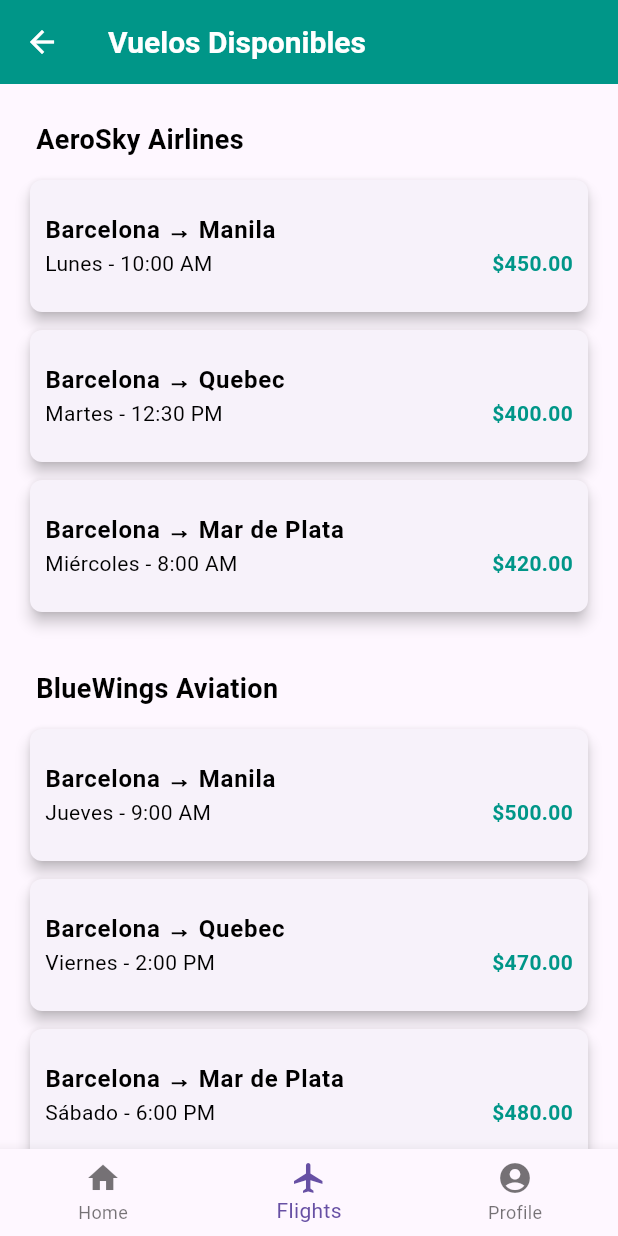
After one commit to poksyy/travel-app-dart, a Flutter app: the MainScreen screen opened by its route, item 2 of the bottom bar chosen, on a phone screen of 412 x 824 dp. The commit adds this screen. Run offline on Flutter 3.47's test engine with Material 3 defaults, Android fonts, the phone set to English and light mode, and no system bars.

Commit message:
Added new flights page

```diff
--- a/lib/config/route_config.dart
+++ b/lib/config/route_config.dart
@@ -1,19 +1,17 @@
 import 'package:flutter/material.dart';
 import 'package:form_and_list/screens/splash_screen.dart';
 import 'package:form_and_list/screens/login_screen.dart';
-import 'package:form_and_list/screens/home_screen.dart';
+import 'package:form_and_list/screens/main_screen.dart';
 
 class RouteConfig {
-  // class that defines routes navigation logic
   static Route<dynamic> onGenerateRoute(RouteSettings settings) {
     switch (settings.name) {
       case '/splash':
         return MaterialPageRoute(builder: (_) => const SplashScreen());
       case '/login':
         return MaterialPageRoute(builder: (_) => LoginScreen());
-      case '/home':
-        final String user = settings.arguments as String;
-        return MaterialPageRoute(builder: (_) => HomeScreen(user: user));
+      case '/main':
+        return MaterialPageRoute(builder: (_) => const MainScreen());
       default:
         return MaterialPageRoute(builder: (_) => const SplashScreen());
     }
--- /dev/null
+++ b/lib/data/flights_data.dart
@@ -0,0 +1,54 @@
+import 'package:form_and_list/models/flight.dart';
+
+class FlightsData {
+  static final List<Flight> flights = [
+    Flight(
+      company: 'AeroSky Airlines',
+      day: 'Lunes',
+      hour: '10:00 AM',
+      departureCity: 'Barcelona',
+      arrivalCity: 'Manila',
+      price: 450.0,
+    ),
+    Flight(
+      company: 'AeroSky Airlines',
+      day: 'Martes',
+      hour: '12:30 PM',
+      departureCity: 'Barcelona',
+      arrivalCity: 'Quebec',
+      price: 400.0,
+    ),
+    Flight(
+      company: 'AeroSky Airlines',
+      day: 'Miércoles',
+      hour: '8:00 AM',
+      departureCity: 'Barcelona',
+      arrivalCity: 'Mar de Plata',
+      price: 420.0,
+    ),
+    Flight(
+      company: 'BlueWings Aviation',
+      day: 'Jueves',
+      hour: '9:00 AM',
+      departureCity: 'Barcelona',
+      arrivalCity: 'Manila',
+      price: 500.0,
+    ),
+    Flight(
+      company: 'BlueWings Aviation',
+      day: 'Viernes',
+      hour: '2:00 PM',
+      departureCity: 'Barcelona',
+      arrivalCity: 'Quebec',
+      price: 470.0,
+    ),
+    Flight(
+      company: 'BlueWings Aviation',
+      day: 'Sábado',
+      hour: '6:00 PM',
+      departureCity: 'Barcelona',
+      arrivalCity: 'Mar de Plata',
+      price: 480.0,
+    ),
+  ];
+}
--- /dev/null
+++ b/lib/models/flight.dart
@@ -0,0 +1,17 @@
+class Flight {
+  final String company;
+  final String day;
+  final String hour;
+  final String departureCity;
+  final String arrivalCity;
+  final double price;
+
+  Flight({
+    required this.company,
+    required this.day,
+    required this.hour,
+    required this.departureCity,
+    required this.arrivalCity,
+    required this.price,
+  });
+}
--- /dev/null
+++ b/lib/screens/flights_screen.dart
@@ -0,0 +1,87 @@
+import 'package:flutter/material.dart';
+import 'package:form_and_list/data/flights_data.dart';
+import 'package:form_and_list/models/flight.dart';
+
+class FlightScreen extends StatelessWidget {
+  @override
+  Widget build(BuildContext context) {
+    final Map<String, List<Flight>> groupedFlights = {};
+
+    for (var flight in FlightsData.flights) {
+      if (!groupedFlights.containsKey(flight.company)) {
+        groupedFlights[flight.company] = [];
+      }
+      groupedFlights[flight.company]?.add(flight);
+    }
+
+    return Scaffold(
+      appBar: AppBar(
+        title: const Text('Vuelos Disponibles'),
+        backgroundColor: Theme.of(context).primaryColor,
+      ),
+      body: ListView.builder(
+        itemCount: groupedFlights.length,
+        itemBuilder: (context, index) {
+          String company = groupedFlights.keys.elementAt(index);
+          List<Flight> companyFlights = groupedFlights[company]!;
+
+          return Padding(
+            padding: const EdgeInsets.all(8.0),
+            child: Column(
+              crossAxisAlignment: CrossAxisAlignment.start,
+              children: [
+                Padding(
+                  padding: const EdgeInsets.only(left: 16.0, bottom: 8.0, top: 16.0),  // Espacio superior agregado
+                  child: Text(
+                    company,
+                    style: TextStyle(
+                      color: Colors.black,
+                      fontSize: 18,
+                      fontWeight: FontWeight.bold,
+                    ),
+                  ),
+                ),
+                Column(
+                  children: companyFlights.map((flight) {
+                    return Card(
+                      margin: const EdgeInsets.symmetric(vertical: 6.0, horizontal: 12),
+                      elevation: 4,
+                      shape: RoundedRectangleBorder(
+                        borderRadius: BorderRadius.circular(8),
+                      ),
+                      child: ListTile(
+                        contentPadding: const EdgeInsets.symmetric(horizontal: 10, vertical: 8),
+                        title: Text(
+                          '${flight.departureCity} → ${flight.arrivalCity}',
+                          style: TextStyle(
+                            fontSize: 16,
+                            fontWeight: FontWeight.bold,
+                            color: Colors.black,
+                          ),
+                        ),
+                        subtitle: Row(
+                          mainAxisAlignment: MainAxisAlignment.spaceBetween,
+                          children: [
+                            Text('${flight.day} - ${flight.hour}', style: TextStyle(fontSize: 14, color: Colors.black)),
+                            Text(
+                              '\$${flight.price.toStringAsFixed(2)}',
+                              style: TextStyle(
+                                color: Theme.of(context).primaryColor,
+                                fontWeight: FontWeight.bold,
+                                fontSize: 14,
+                              ),
+                            ),
+                          ],
+                        ),
+                      ),
+                    );
+                  }).toList(),
+                ),
+              ],
+            ),
+          );
+        },
+      ),
+    );
+  }
+}
--- a/lib/screens/home_screen.dart
+++ b/lib/screens/home_screen.dart
@@ -13,10 +13,6 @@ class HomeScreen extends StatefulWidget {
 }
 
 class HomeScreenState extends State<HomeScreen> {
-  void logout() {
-    Navigator.pushReplacementNamed(context, '/login');
-  }
-
   @override
   Widget build(BuildContext context) {
     final String user = widget.user;
@@ -25,7 +21,6 @@ class HomeScreenState extends State<HomeScreen> {
       appBar: AppBar(
         title: const Text("Home"),
         backgroundColor: Theme.of(context).primaryColor,
-        foregroundColor: Theme.of(context).appBarTheme.foregroundColor,
       ),
       body: Padding(
         padding: const EdgeInsets.all(20.0),
@@ -79,17 +74,6 @@ class HomeScreenState extends State<HomeScreen> {
                 },
               ),
             ),
-            Align(
-              alignment: Alignment.bottomCenter,
-              child: ElevatedButton(
-                onPressed: logout,
-                style: Theme.of(context).elevatedButtonTheme.style,
-                child: const Text(
-                  "Log Out",
-                  style: TextStyle(fontSize: 18),
-                ),
-              ),
-            ),
           ],
         ),
       ),
--- a/lib/screens/login_screen.dart
+++ b/lib/screens/login_screen.dart
@@ -20,7 +20,7 @@ class _LoginScreenState extends State<LoginScreen> {
       if (LoginConfig.validUsers.containsKey(user) && LoginConfig.validUsers[user] == password) {
         Navigator.pushReplacementNamed(
           context,
-          AppRoutes.home,
+          '/main',
           arguments: user,
         );
         ScaffoldMessenger.of(context).showSnackBar(
--- /dev/null
+++ b/lib/screens/main_screen.dart
@@ -0,0 +1,52 @@
+import 'package:flutter/material.dart';
+import 'package:form_and_list/screens/home_screen.dart';
+import 'package:form_and_list/screens/flights_screen.dart';
+import 'package:form_and_list/screens/profile_screen.dart';
+
+class MainScreen extends StatefulWidget {
+  const MainScreen({super.key});
+
+  @override
+  _MainScreenState createState() => _MainScreenState();
+}
+
+class _MainScreenState extends State<MainScreen> {
+  int _selectedIndex = 0;
+
+  final List<Widget> _screens = [
+    const HomeScreen(user: 'User'),
+    FlightScreen(),
+    const ProfileScreen(),
+  ];
+
+  void _onItemTapped(int index) {
+    setState(() {
+      _selectedIndex = index;
+    });
+  }
+
+  @override
+  Widget build(BuildContext context) {
+    return Scaffold(
+      body: _screens[_selectedIndex],
+      bottomNavigationBar: BottomNavigationBar(
+        currentIndex: _selectedIndex,
+        onTap: _onItemTapped,
+        items: const <BottomNavigationBarItem>[
+          BottomNavigationBarItem(
+            icon: Icon(Icons.home),
+            label: 'Home',
+          ),
+          BottomNavigationBarItem(
+            icon: Icon(Icons.flight),
+            label: 'Flights',
+          ),
+          BottomNavigationBarItem(
+            icon: Icon(Icons.account_circle),
+            label: 'Profile',
+          ),
+        ],
+      ),
+    );
+  }
+}
--- /dev/null
+++ b/lib/screens/profile_screen.dart
@@ -0,0 +1,33 @@
+import 'package:flutter/material.dart';
+
+class ProfileScreen extends StatelessWidget {
+  const ProfileScreen({super.key});
+
+  void logout(BuildContext context) {
+    Navigator.pushReplacementNamed(context, '/login');
+  }
+
+  @override
+  Widget build(BuildContext context) {
+    return Scaffold(
+      appBar: AppBar(
+        title: const Text("Profile"),
+        backgroundColor: Theme.of(context).primaryColor,
+        foregroundColor: Theme.of(context).appBarTheme.foregroundColor,
+      ),
+      body: Center(
+        child: ElevatedButton(
+          onPressed: () => logout(context),
+          style: ElevatedButton.styleFrom(
+            backgroundColor: Colors.red,
+            padding: const EdgeInsets.symmetric(horizontal: 30, vertical: 12),
+          ),
+          child: const Text(
+            "Log Out",
+            style: TextStyle(fontSize: 18),
+          ),
+        ),
+      ),
+    );
+  }
+}
--- a/lib/theme/theme.dart
+++ b/lib/theme/theme.dart
@@ -30,5 +30,6 @@ final ThemeData appTheme = ThemeData(
   textTheme: const TextTheme(
     bodyLarge: TextStyle(fontSize: 16.0, fontWeight: FontWeight.normal),
     labelLarge: TextStyle(fontSize: 18.0, fontWeight: FontWeight.bold),
+    titleLarge: TextStyle(fontSize: 20.0, fontWeight: FontWeight.bold),
   ),
 );
```
Also changed, not shown: lib/l10n/app_ca.arb (added), pubspec.lock.
